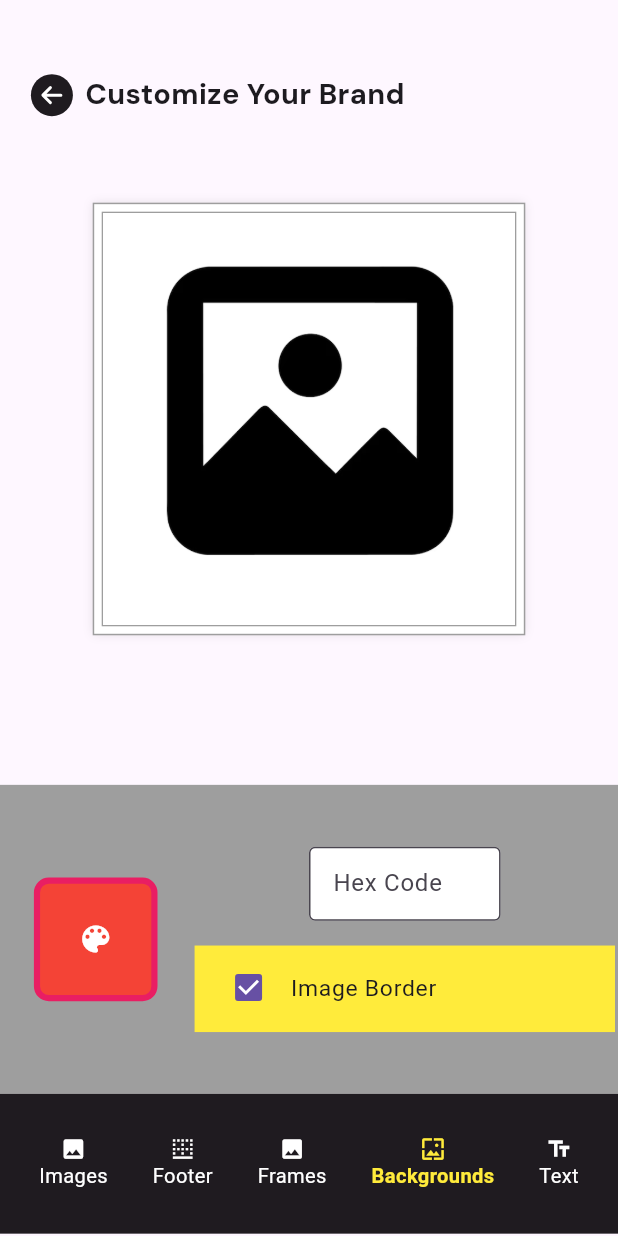
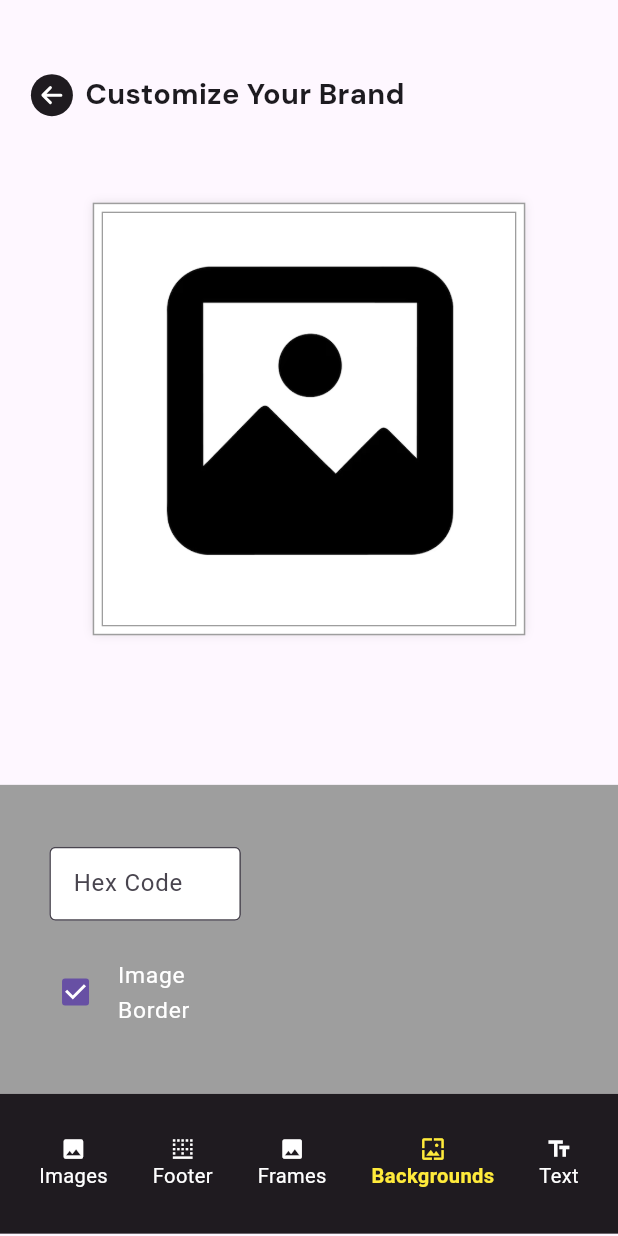
Before and after one commit to justin-qf/IBHub, a Flutter app: the Brandeditingscreen screen opened directly, item 4 of the bottom bar chosen, on a phone screen of 412 x 824 dp. Run offline on Flutter 3.47's test engine with Material 3 defaults, Android fonts, the phone set to English and light mode, and no system bars; our stand-ins replace animate_do, cached_network_image, connectivity_plus, file_picker, firebase_auth, firebase_core and 24 more; accounts and stored records are empty; project files that could hold a hidden picture were left out.

Commit message:
some fix

```diff
--- a/lib/controller/brandEditingcontroller.dart
+++ b/lib/controller/brandEditingcontroller.dart
@@ -238,6 +238,15 @@ class Brandeditingcontroller extends GetxController {
       ],
     );
   }
+
+//footer page
+
+  Widget footerWidget() {
+    return Container(
+      child: Text('data'),
+    );
+  }
+
 //background page
 
   bool _showBorder = true;
@@ -250,55 +259,34 @@ class Brandeditingcontroller extends GetxController {
       child: Row(
         mainAxisAlignment: MainAxisAlignment.start,
         children: [
-          // Color Preview Box
+          // Color Picker Inline (Direct)
+          // Container(
+          //   width: 40.w,
+          //   height: 50.h, // Increased height to fit color picker
+          //   margin:
+          //       EdgeInsets.only(left: 5.w, right: 3.w, top: 3.h, bottom: 3.h),
+          //   decoration: BoxDecoration(
+          //     color: _currentColor,
+          //     borderRadius: BorderRadius.circular(10),
+          //     border: _showBorder
+          //         ? Border.all(color: Colors.pink, width: 1.w)
+          //         : null,
+          //   ),
+          //   child: SingleChildScrollView(
+          //     child: ColorPicker(
+          //       pickerColor: _currentColor,
+          //       onColorChanged: (color) {
+          //         _currentColor = color;
+          //       },
+          //       pickerAreaHeightPercent: 0.5,
+          //       displayThumbColor: true,
+          //       enableAlpha: false,
+          //     ),
+          //   ),
+          // ),
 
-          GestureDetector(
-            onTap: () {
-              // Show color picker dialog
-              showDialog(
-                context: context,
-                builder: (context) {
-                  return AlertDialog(
-                    title: const Text('Pick a color'),
-                    content: SingleChildScrollView(
-                      child: ColorPicker(
-                        pickerColor: _currentColor,
-                        onColorChanged: (color) {
-                          _currentColor = color;
-                        },
-                        pickerAreaHeightPercent: 0.8,
-                      ),
-                    ),
-                    actions: [
-                      TextButton(
-                        child: const Text('Got it'),
-                        onPressed: () {
-                          Navigator.of(context).pop();
-                        },
-                      ),
-                    ],
-                  );
-                },
-              );
-            },
-            child: Container(
-              width: 20.w,
-              height: 10.h,
-              margin:
-                  EdgeInsets.only(left: 5.w, right: 3.w, top: 3.h, bottom: 3.h),
-              decoration: BoxDecoration(
-                color: _currentColor,
-                borderRadius: BorderRadius.circular(10),
-                border: _showBorder
-                    ? Border.all(color: Colors.pink, width: 1.w)
-                    : null,
-              ),
-              child: const Center(
-                child: Icon(Icons.color_lens, color: Colors.white),
-              ),
-            ),
-          ),
           SizedBox(width: 3.w),
+
           // Control Panel
           Flexible(
             child: Column(
@@ -316,7 +304,7 @@ class Brandeditingcontroller extends GetxController {
                         _currentColor =
                             Color(int.parse(value, radix: 16) + 0xFF000000);
                       } catch (_) {
-                        // Invalid hex
+                        // Invalid hex code input
                       }
                     },
                     decoration: InputDecoration(
@@ -329,8 +317,8 @@ class Brandeditingcontroller extends GetxController {
                 ),
                 SizedBox(height: 2.h),
                 Container(
-                  color: Colors.yellow,
                   height: 7.h,
+                  width: 40.w,
                   child: CheckboxListTile(
                     value: _showBorder,
                     onChanged: (value) {
@@ -338,13 +326,10 @@ class Brandeditingcontroller extends GetxController {
                     },
                     title: Text(
                       'Image Border',
-                      style: TextStyle(fontSize: 16.sp),
+                      style: TextStyle(fontSize: 16.sp, color: Colors.white),
                     ),
-
                     controlAffinity: ListTileControlAffinity.leading,
-
                     visualDensity: VisualDensity(horizontal: -4),
-                    // Adjust the padding of title and subtitle
                   ),
                 )
               ],
--- a/lib/main.dart
+++ b/lib/main.dart
@@ -11,6 +11,7 @@ import 'package:ibh/controller/internet_controller.dart';
 import 'package:ibh/services/firebaseNoticationsHandler.dart';
 import 'package:ibh/services/push_notification.dart';
 import 'package:ibh/utils/helper.dart';
+import 'package:ibh/views/mainscreen/BrandingScreeens/BrandEditingScreen.dart';
 import 'package:ibh/views/splashscreen/SplashScreen.dart';
 import 'package:sizer/sizer.dart';
 import 'package:path_provider/path_provider.dart' as path_provider;
@@ -64,7 +65,7 @@ class _MyAppState extends State<MyApp> {
         enableLog: true,
         title: AppConstant.name,
         debugShowCheckedModeBanner: false,
-        home: const SplashScreen(),
+        home: Brandeditingscreen(),
         defaultTransition: Transition.fadeIn,
       );
     });
--- a/lib/views/mainscreen/BrandingScreeens/BrandEditingScreen.dart
+++ b/lib/views/mainscreen/BrandingScreeens/BrandEditingScreen.dart
@@ -1,4 +1,5 @@
 import 'package:flutter/material.dart';
+import 'package:flutter_colorpicker/flutter_colorpicker.dart';
 import 'package:get/get.dart';
 import 'package:ibh/componant/parentWidgets/CustomeParentBackground.dart';
 import 'package:ibh/componant/toolbar/toolbar.dart';
@@ -17,7 +18,8 @@ class Brandeditingscreen extends StatefulWidget {
 
 class _BrandeditingscreenState extends State<Brandeditingscreen> {
   var controller = Get.put(Brandeditingcontroller());
-
+  Color _currentColor = Colors.red;
+  bool _showBorder = true;
   @override
   Widget build(BuildContext context) {
     Statusbar().transparentStatusbarIsNormalScreen();
@@ -48,6 +50,30 @@ class _BrandeditingscreenState extends State<Brandeditingscreen> {
                   ),
                 ),
                 getDynamicSizedBox(height: 5.h),
+                // Container(
+                //   width: 40.w,
+                //   height: 40.h, // Increased height to fit color picker
+                //   margin: EdgeInsets.only(
+                //       left: 5.w, right: 3.w, top: 3.h, bottom: 3.h),
+                //   decoration: BoxDecoration(
+                //     color: _currentColor,
+                //     borderRadius: BorderRadius.circular(10),
+                //     border: _showBorder
+                //         ? Border.all(color: Colors.pink, width: 1.w)
+                //         : null,
+                //   ),
+                //   child: SingleChildScrollView(
+                //     child: ColorPicker(
+                //       pickerColor: _currentColor,
+                //       onColorChanged: (color) {
+                //         _currentColor = color;
+                //       },
+                //       pickerAreaHeightPercent: 0.5,
+                //       displayThumbColor: true,
+                //       enableAlpha: false,
+                //     ),
+                //   ),
+                // ),
                 Container(
                   height: 35.h,
                   width: 70.w,
```
Also changed, not shown: 129 other files.
